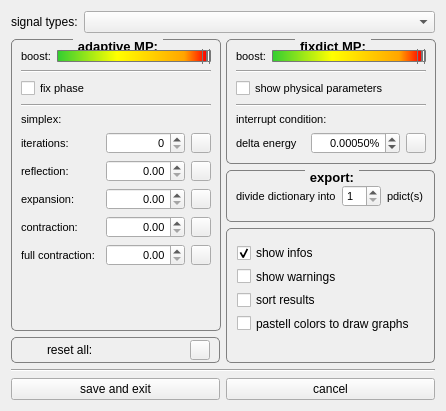
Above: examples/matchingPursuit/settingwindow.ui from mne-tools/mne-cpp before the change. Below: the same form after it.
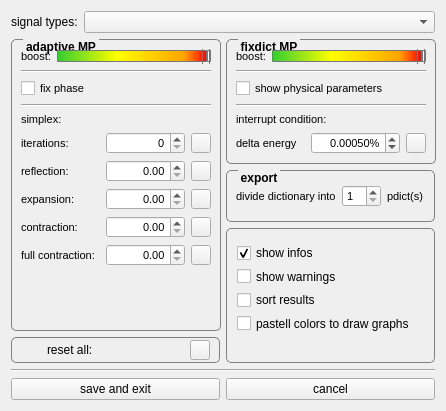
That is the form after the change. Icons and pictures are not drawn.

Diff of the .ui file:
```diff
--- a/examples/matchingPursuit/settingwindow.ui
+++ b/examples/matchingPursuit/settingwindow.ui
@@ -84,7 +84,7 @@
        </property>
        <property name="font">
         <font>
-         <pointsize>10</pointsize>
+         <pointsize>9</pointsize>
          <weight>75</weight>
          <bold>true</bold>
         </font>
@@ -109,15 +109,14 @@
      
     QGroupBox::title  {
         subcontrol-origin: margin;
-        subcontrol-position: top center; /* position at the top center */
-        padding: 0 3px;
-        background-color: qlineargradient(x1: 0, y1: 0, x2: 0, y2: 1,
-                                          stop: 0 #FFOECE, stop: 1 #FFFFFF);
+		left: 12px;
+        subcontrol-position: top left; /* position at the top center */
+        padding: 1px;       
     }
 </string>
        </property>
        <property name="title">
-        <string>adaptive MP:</string>
+        <string>adaptive MP</string>
        </property>
        <property name="flat">
         <bool>false</bool>
@@ -803,7 +802,7 @@
       <widget class="QGroupBox" name="gb_export">
        <property name="font">
         <font>
-         <pointsize>10</pointsize>
+         <pointsize>9</pointsize>
          <weight>75</weight>
          <bold>true</bold>
         </font>
@@ -822,15 +821,14 @@
      
     QGroupBox::title  {
         subcontrol-origin: margin;
-        subcontrol-position: top center; /* position at the top center */
-        padding: 0 3px;
-        background-color: qlineargradient(x1: 0, y1: 0, x2: 0, y2: 1,
-                                          stop: 0 #FFOECE, stop: 1 #FFFFFF);
+		left: 12px;
+        subcontrol-position: top left; /* position at the top center */
+        padding: 1px;       
     }
 </string>
        </property>
        <property name="title">
-        <string>export:</string>
+        <string>export</string>
        </property>
        <layout class="QGridLayout" name="gridLayout_2">
         <item row="0" column="0">
@@ -900,7 +898,7 @@
        </property>
        <property name="font">
         <font>
-         <pointsize>10</pointsize>
+         <pointsize>9</pointsize>
          <weight>75</weight>
          <bold>true</bold>
         </font>
@@ -919,15 +917,14 @@
      
     QGroupBox::title  {
         subcontrol-origin: margin;
-        subcontrol-position: top center; /* position at the top center */
-        padding: 0 3px;
-        background-color: qlineargradient(x1: 0, y1: 0, x2: 0, y2: 1,
-                                          stop: 0 #FFOECE, stop: 1 #FFFFFF);
+		left: 12px;
+        subcontrol-position: top left; /* position at the top center */
+        padding: 1px;       
     }
 </string>
        </property>
        <property name="title">
-        <string>fixdict MP:</string>
+        <string>fixdict MP</string>
        </property>
        <property name="flat">
         <bool>false</bool>
```
Left out of the diff: 34 changed lines with no effect on the pictures.
